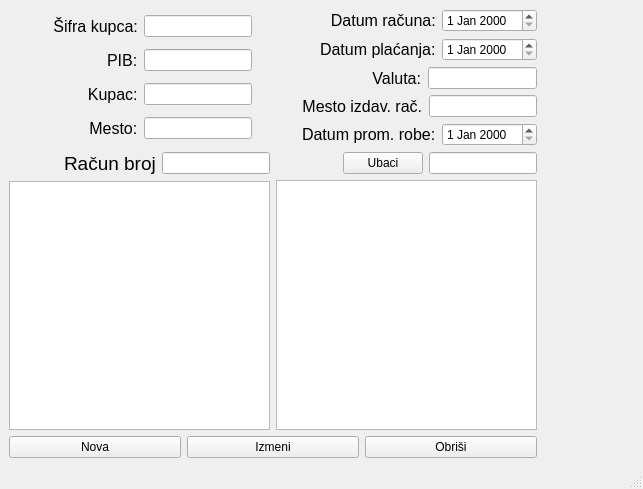
This is formafaktura.ui in s-pab/Commercium as Qt 5 draws it before an edit. The edited form follows.
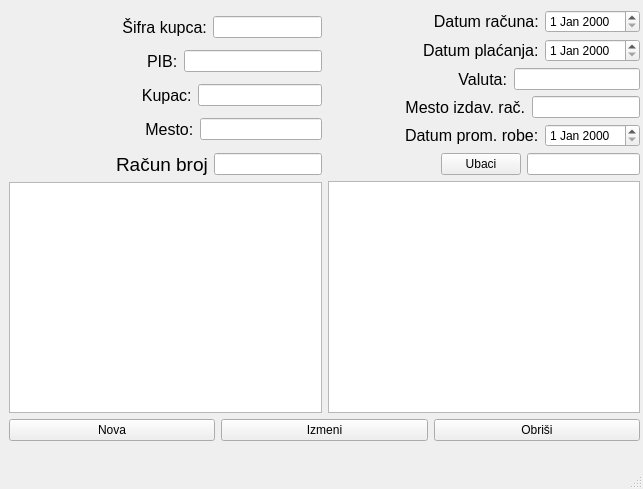
This is the edited form.

```diff
--- a/formafaktura.ui
+++ b/formafaktura.ui
@@ -20,8 +20,15 @@
    <string>Faktura</string>
   </property>
   <widget class="QWidget" name="centralwidget">
-   <layout class="QFormLayout" name="formLayout">
-    <item row="0" column="0">
+   <widget class="QWidget" name="">
+    <property name="geometry">
+     <rect>
+      <x>9</x>
+      <y>10</y>
+      <width>631</width>
+      <height>431</height>
+     </rect>
+    </property>
      <layout class="QGridLayout" name="gridLayout_5">
       <item row="0" column="0">
        <layout class="QGridLayout" name="gridLayout_4">
@@ -430,8 +437,7 @@
        </layout>
       </item>
      </layout>
-    </item>
-   </layout>
+   </widget>
    <zorder></zorder>
   </widget>
   <widget class="QMenuBar" name="menubar">
```
Lines whose indentation alone changed are shown as unchanged.
